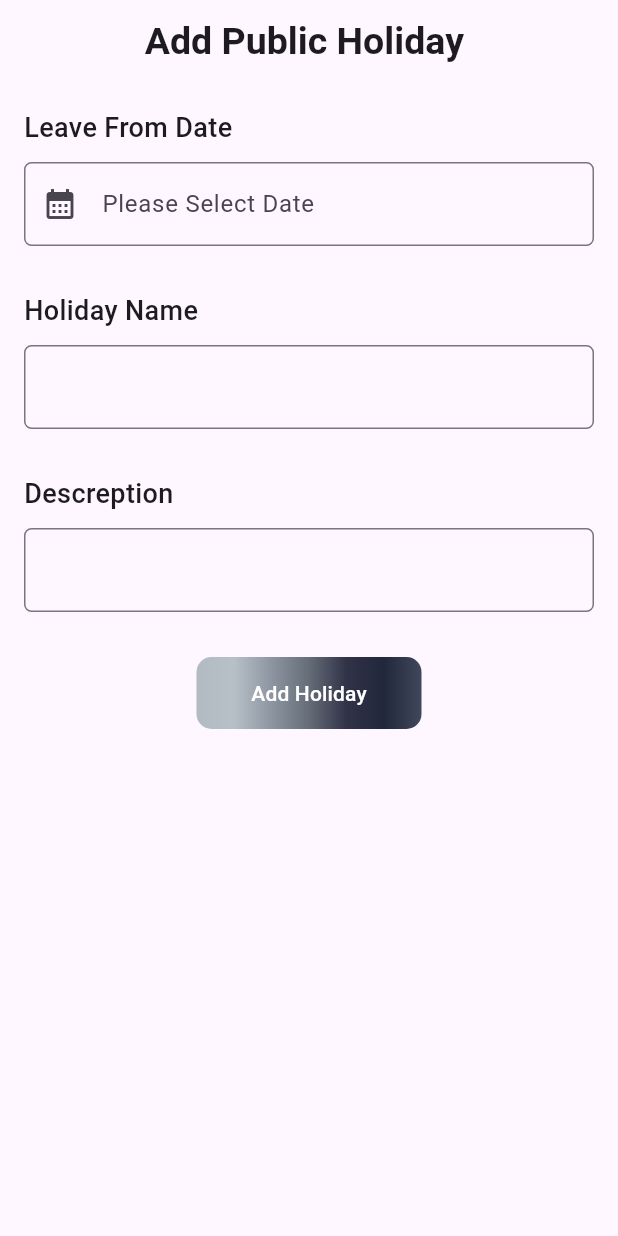
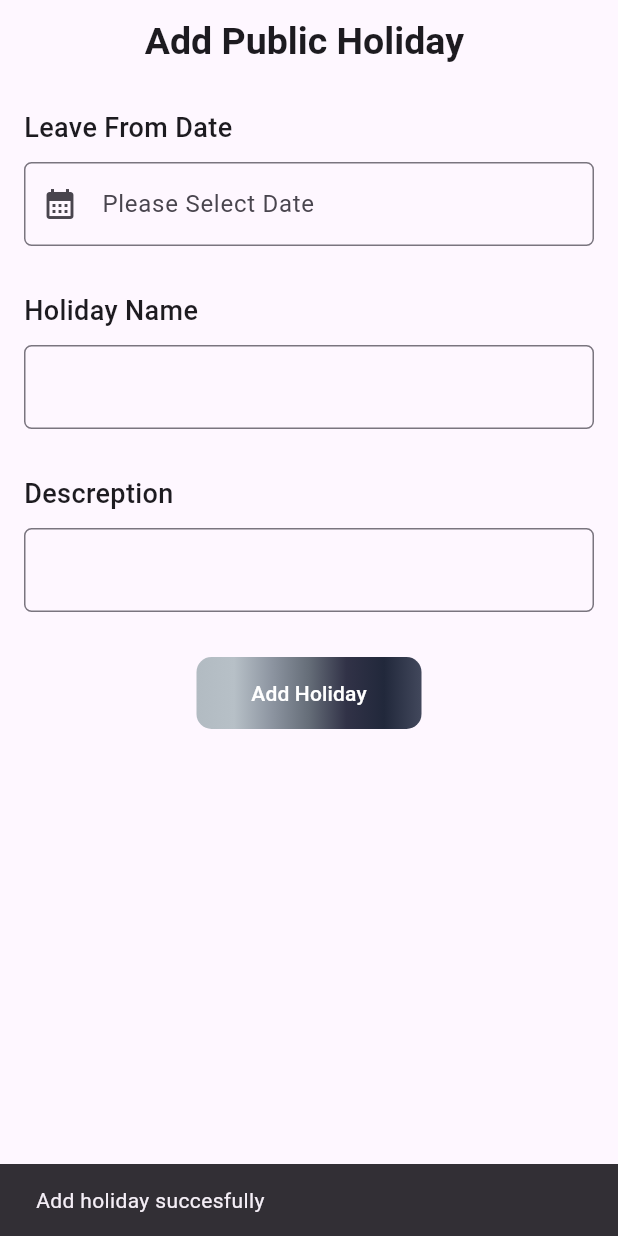
Before and after one commit to epashiq/hrm-project, a Flutter app: the screen it shows after launch, after a tap on "Add Holiday", on a phone screen of 412 x 824 dp. Run offline on Flutter 3.47's test engine with Material 3 defaults, Android fonts, the phone set to English and light mode, and no system bars; our stand-ins replace cloud_firestore, firebase_auth, firebase_core, flutter_riverpod, freezed_annotation; missing offline and left inert: country_state_city_pro; accounts and stored records are empty.

Commit message:
add holiday method completed

```diff
--- /dev/null
+++ b/lib/controller/provider/add_holiday_provider.dart
@@ -0,0 +1,42 @@
+import 'package:cloud_firestore/cloud_firestore.dart';
+import 'package:flutter/material.dart';
+import 'package:hrm_project/view/utils/snackbar_utils.dart';
+
+class AddHolidayProvider with ChangeNotifier {
+  TextEditingController holidayNameController = TextEditingController();
+  TextEditingController descreptionController = TextEditingController();
+  TextEditingController holidayController = TextEditingController();
+  Future<void> setHolidayDate(BuildContext context) async {
+    final DateTime currentDate = DateTime.now();
+    final DateTime? selectedDate = await showDatePicker(
+      context: context,
+      firstDate: DateTime(currentDate.year - 10),
+      lastDate: currentDate,
+      initialDate: currentDate,
+    );
+    if (selectedDate != null) {
+      holidayController.text = formatDate(selectedDate);
+    }
+    notifyListeners();
+  }
+
+  String formatDate(DateTime date) {
+    return '${date.day}-${date.month}-${date.year}';
+  }
+
+  Future<void> addHoliday() async {
+    try {
+      FirebaseFirestore.instance
+          .collection('Holiday')
+          .doc(holidayController.text)
+          .set({
+        'leave from date': holidayController.text,
+        'holiday name': holidayNameController.text,
+        'descreption': descreptionController.text,
+      });
+      SnackBarUtils.showMessage('Add holiday succesfully');
+    } catch (e) {
+      SnackBarUtils.showMessage('Add holiday failed');
+    }
+  }
+}
--- a/lib/view/pages/add_holiday_page.dart
+++ b/lib/view/pages/add_holiday_page.dart
@@ -1,4 +1,5 @@
 import 'package:flutter/material.dart';
+import 'package:hrm_project/controller/provider/add_holiday_provider.dart';
 import 'package:hrm_project/view/widgets/button_widget.dart';
 
 class AddHolidayPage extends StatefulWidget {
@@ -9,9 +10,7 @@ class AddHolidayPage extends StatefulWidget {
 }
 
 class _AddHolidayPageState extends State<AddHolidayPage> {
-  TextEditingController holidayController = TextEditingController();
-  TextEditingController holidayNameController = TextEditingController();
-  TextEditingController descreptionController = TextEditingController();
+  final addHolidayProvider = AddHolidayProvider();
 
   @override
   Widget build(BuildContext context) {
@@ -38,8 +37,10 @@ class _AddHolidayPageState extends State<AddHolidayPage> {
               height: 10,
             ),
             TextFormField(
-              onTap: () {},
-              controller: holidayController,
+              onTap: () {
+                addHolidayProvider.setHolidayDate(context);
+              },
+              controller: addHolidayProvider.holidayController,
               decoration: InputDecoration(
                   hintText: 'Please Select Date',
                   prefixIcon: const Icon(Icons.calendar_month),
@@ -61,7 +62,7 @@ class _AddHolidayPageState extends State<AddHolidayPage> {
               height: 10,
             ),
             TextFormField(
-              controller: holidayNameController,
+              controller: addHolidayProvider.holidayNameController,
               decoration: InputDecoration(
                   border: OutlineInputBorder(
                       borderRadius: BorderRadius.circular(5),
@@ -81,7 +82,7 @@ class _AddHolidayPageState extends State<AddHolidayPage> {
               height: 10,
             ),
             TextFormField(
-              controller: holidayNameController,
+              controller: addHolidayProvider.descreptionController,
               decoration: InputDecoration(
                   border: OutlineInputBorder(
                       borderRadius: BorderRadius.circular(5),
@@ -90,7 +91,12 @@ class _AddHolidayPageState extends State<AddHolidayPage> {
             const SizedBox(
               height: 30,
             ),
-            ButtonWidget(btnText: 'Add Holiday', onTap: () {}, width: 150)
+            ButtonWidget(
+                btnText: 'Add Holiday',
+                onTap: () {
+                  addHolidayProvider.addHoliday();
+                },
+                width: 150)
           ],
         ),
       ),
```
